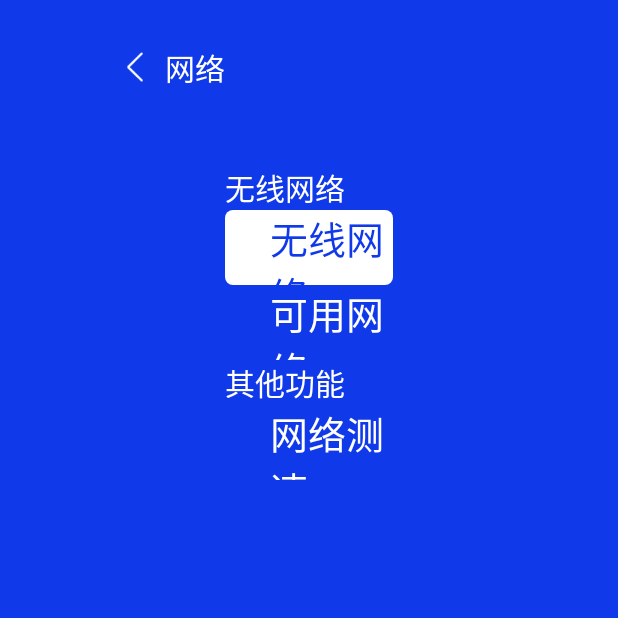
After one commit to yangxin12138/TwdSettings, an Android app: the NetworkActivity screen opened directly, with no data from a screen before it, on a phone screen of 412 x 824 dp, the top half of it. The commit adds this screen. Run offline under Robolectric (Android 15) with nearby library versions, the phone set to English and light mode, and no system bars.

Commit message:
2023.0706：网络主页

```diff
--- a/app/src/main/java/com/twd/twdsettings/MainActivity.java
+++ b/app/src/main/java/com/twd/twdsettings/MainActivity.java
@@ -11,6 +11,7 @@ import android.widget.ImageView;
 import android.widget.LinearLayout;
 import android.widget.TextView;
 
+import com.twd.twdsettings.network.NetworkActivity;
 import com.twd.twdsettings.projection.ProjectionSettingsActivity;
 
 public class MainActivity extends AppCompatActivity implements View.OnFocusChangeListener , View.OnClickListener {
@@ -96,6 +97,7 @@ public class MainActivity extends AppCompatActivity implements View.OnFocusChang
         index_LLAbout.setOnFocusChangeListener(this);
 
         index_LLProjection.setOnClickListener(this);
+        index_LLWifi.setOnClickListener(this);
     }
     @Override
     public void onFocusChange(View v, boolean hasFocus) {
@@ -187,6 +189,9 @@ public class MainActivity extends AppCompatActivity implements View.OnFocusChang
         if (v.getId() == R.id.LL_index_projection){
             intent = new Intent(this, ProjectionSettingsActivity.class);
             startActivity(intent);
+        } else if (v.getId() == R.id.LL_index_wifi) {
+            intent = new Intent(this, NetworkActivity.class);
+            startActivity(intent);
         }
     }
 }
--- /dev/null
+++ b/app/src/main/java/com/twd/twdsettings/network/NetworkActivity.java
@@ -0,0 +1,99 @@
+package com.twd.twdsettings.network;
+
+import androidx.appcompat.app.AppCompatActivity;
+
+import android.os.Bundle;
+import android.view.View;
+import android.widget.ImageView;
+import android.widget.LinearLayout;
+import android.widget.TextView;
+
+import com.twd.twdsettings.R;
+
+public class NetworkActivity extends AppCompatActivity implements View.OnFocusChangeListener, View.OnClickListener {
+
+    private LinearLayout net_LL_wlan;
+    private LinearLayout net_LL_wlanAble;
+    private LinearLayout net_LL_speed;
+
+    private TextView net_tv_wlan;
+    private TextView net_tv_wlanAble;
+    private TextView net_tv_speed;
+
+    private ImageView net_arrow_wlanAble;
+    private ImageView net_arrow_speed;
+
+    @Override
+    protected void onCreate(Bundle savedInstanceState) {
+        super.onCreate(savedInstanceState);
+        setContentView(R.layout.activity_network);
+        initView();
+    }
+
+    private void initView(){
+        net_LL_wlan = findViewById(R.id.net_LL_wlan);
+        net_LL_wlanAble = findViewById(R.id.net_LL_wlanAble);
+        net_LL_speed = findViewById(R.id.net_LL_speed);
+        net_tv_wlan = findViewById(R.id.net_tv_wlan);
+        net_tv_wlanAble = findViewById(R.id.net_tv_wlanAble);
+        net_tv_speed = findViewById(R.id.net_tv_speed);
+        net_arrow_wlanAble = findViewById(R.id.arrow_wlanAble);
+        net_arrow_speed = findViewById(R.id.arrow_speed);
+
+        net_LL_wlan.setFocusable(true);
+        net_LL_wlan.setFocusableInTouchMode(true);
+        net_LL_wlanAble.setFocusable(true);
+        net_LL_wlanAble.setFocusableInTouchMode(true);
+        net_LL_speed.setFocusable(true);
+        net_LL_speed.setFocusableInTouchMode(true);
+
+        net_LL_wlan.setOnFocusChangeListener(this);
+        net_LL_wlanAble.setOnFocusChangeListener(this);
+        net_LL_speed.setOnFocusChangeListener(this);
+
+        net_LL_wlan.setOnClickListener(this);
+        net_LL_wlanAble.setOnClickListener(this);
+        net_LL_speed.setOnClickListener(this);
+
+    }
+
+    @Override
+    public void onClick(View v) {
+
+    }
+
+    @Override
+    public void onFocusChange(View v, boolean hasFocus) {
+        if (hasFocus){
+            changeItem(v);
+        }else {
+            resetItem(v);
+        }
+    }
+
+    private void changeItem(View view){
+        view.setBackgroundResource(R.drawable.bg_sel);
+        if (view.getId() == R.id.net_LL_wlan){
+            net_tv_wlan.setTextColor(getResources().getColor(R.color.sel_blue));
+        } else if (view.getId() == R.id.net_LL_wlanAble) {
+            net_tv_wlanAble.setTextColor(getResources().getColor(R.color.sel_blue));
+            net_arrow_wlanAble.setImageResource(R.drawable.arrow_sel);
+        } else if (view.getId() == R.id.net_LL_speed) {
+            net_tv_speed.setTextColor(getResources().getColor(R.color.sel_blue));
+            net_arrow_speed.setImageResource(R.drawable.arrow_sel);
+        }
+    }
+
+    private void resetItem(View view){
+        view.setBackgroundColor(getResources().getColor(R.color.background_color));
+        if (view.getId() == R.id.net_LL_wlan){
+            net_tv_wlan.setTextColor(getResources().getColor(R.color.white));
+        } else if (view.getId() == R.id.net_LL_wlanAble) {
+            net_tv_wlanAble.setTextColor(getResources().getColor(R.color.white));
+            net_arrow_wlanAble.setImageResource(R.drawable.arrow);
+        } else if (view.getId() == R.id.net_LL_speed) {
+            net_tv_speed.setTextColor(getResources().getColor(R.color.white));
+            net_arrow_speed.setImageResource(R.drawable.arrow);
+        }
+    }
+}
--- /dev/null
+++ b/app/src/main/res/drawable/custom_switch_thumb.xml
@@ -0,0 +1,5 @@
+<?xml version="1.0" encoding="utf-8"?>
+<selector xmlns:android="http://schemas.android.com/apk/res/android">
+    <item android:drawable="@drawable/shape_thumb" android:state_checked="true"/>
+    <item android:drawable="@drawable/shape_thumb" android:state_checked="false"/>
+</selector>
--- /dev/null
+++ b/app/src/main/res/drawable/custom_switch_track.xml
@@ -0,0 +1,5 @@
+<?xml version="1.0" encoding="utf-8"?>
+<selector xmlns:android="http://schemas.android.com/apk/res/android">
+    <item android:drawable="@drawable/shape_track_on" android:state_checked="true"/>
+    <item android:drawable="@drawable/shape_track_off"/>
+</selector>
--- /dev/null
+++ b/app/src/main/res/drawable/shape_thumb.xml
@@ -0,0 +1,8 @@
+<?xml version="1.0" encoding="utf-8"?>
+<shape xmlns:android="http://schemas.android.com/apk/res/android"
+    android:shape="oval">
+    <solid android:color="#C2C2C2"/>
+    <stroke android:width="2dp" android:color="@color/white" />
+    <size android:width="19dp"
+        android:height="19dp"/>
+</shape>
--- /dev/null
+++ b/app/src/main/res/drawable/shape_track_off.xml
@@ -0,0 +1,11 @@
+<?xml version="1.0" encoding="utf-8"?>
+<shape xmlns:android="http://schemas.android.com/apk/res/android"
+    android:shape="rectangle">
+    <size android:width="60dp"
+        android:height="22dp"/>
+    <corners android:radius="15dp"/>
+    <stroke
+        android:width="2dp"
+        android:color="#FFFFFF"/>
+    <solid android:color="@color/grey"/>
+</shape>
--- /dev/null
+++ b/app/src/main/res/drawable/shape_track_on.xml
@@ -0,0 +1,11 @@
+<?xml version="1.0" encoding="utf-8"?>
+<shape xmlns:android="http://schemas.android.com/apk/res/android"
+    android:shape="rectangle">
+    <size android:width="60dp"
+        android:height="22dp"/>
+    <corners android:radius="15dp"/>
+    <stroke
+        android:width="2dp"
+        android:color="#FFFFFF"/>
+    <solid android:color="@color/sel_blue"/>
+</shape>
--- /dev/null
+++ b/app/src/main/res/layout/activity_network.xml
@@ -0,0 +1,122 @@
+<?xml version="1.0" encoding="utf-8"?>
+<LinearLayout xmlns:android="http://schemas.android.com/apk/res/android"
+    xmlns:app="http://schemas.android.com/apk/res-auto"
+    xmlns:tools="http://schemas.android.com/tools"
+    android:layout_width="match_parent"
+    android:layout_height="match_parent"
+    android:orientation="vertical"
+    android:background="@color/background_color"
+    tools:context=".network.NetworkActivity">
+
+    <LinearLayout
+        android:layout_marginTop="30dp"
+        android:layout_width="match_parent"
+        android:layout_height="wrap_content"
+        android:orientation="horizontal">
+        <ImageView
+            android:layout_width="20dp"
+            android:layout_height="20dp"
+            android:src="@drawable/arrow_back_white"
+            android:layout_marginStart="80dp"
+            android:layout_gravity="center_vertical"/>
+        <TextView
+            android:text="网络"
+            android:textColor="@color/white"
+            android:textSize="20sp"
+            android:layout_width="50dp"
+            android:layout_height="wrap_content"
+            android:layout_marginStart="10dp"
+            android:layout_gravity="center_vertical"/>
+    </LinearLayout>
+
+    <LinearLayout
+        android:layout_width="match_parent"
+        android:layout_height="wrap_content"
+        android:paddingStart="150dp"
+        android:paddingTop="50dp"
+        android:paddingEnd="150dp"
+        android:orientation="vertical">
+        <TextView
+            android:text="无线网络"
+            android:textSize="20sp"
+            android:textColor="@color/white"
+            android:layout_width="match_parent"
+            android:layout_height="wrap_content"/>
+        <LinearLayout
+            android:id="@+id/net_LL_wlan"
+            android:orientation="horizontal"
+            android:layout_width="match_parent"
+            android:layout_height="50dp">
+            <TextView
+                android:id="@+id/net_tv_wlan"
+                android:text="无线网络"
+                android:textSize="25sp"
+                android:textColor="@color/white"
+                android:layout_width="100dp"
+                android:layout_height="wrap_content"
+                android:layout_gravity="center_vertical"
+                android:layout_marginStart="30dp"/>
+            <Switch
+                android:layout_marginStart="450dp"
+                android:layout_width="wrap_content"
+                android:layout_height="wrap_content"
+                android:thumb="@drawable/custom_switch_thumb"
+                android:thumbTextPadding="2dp"
+                app:switchMinWidth="60dp"
+                android:checked="true"
+                android:track="@drawable/custom_switch_track"
+                android:layout_gravity="center_vertical"
+                />
+        </LinearLayout>
+        <LinearLayout
+            android:id="@+id/net_LL_wlanAble"
+            android:orientation="horizontal"
+            android:layout_width="match_parent"
+            android:layout_height="50dp">
+            <TextView
+                android:id="@+id/net_tv_wlanAble"
+                android:text="可用网络"
+                android:textSize="25sp"
+                android:textColor="@color/white"
+                android:layout_width="100dp"
+                android:layout_height="wrap_content"
+                android:layout_gravity="center_vertical"
+                android:layout_marginStart="30dp"/>
+            <ImageView
+                android:id="@+id/arrow_wlanAble"
+                android:src="@drawable/arrow"
+                android:layout_marginStart="470dp"
+                android:layout_width="20dp"
+                android:layout_height="20dp"
+                android:layout_gravity="center_vertical"/>
+        </LinearLayout>
+        <TextView
+            android:text="其他功能"
+            android:textSize="20sp"
+            android:textColor="@color/white"
+            android:layout_width="match_parent"
+            android:layout_height="wrap_content"/>
+        <LinearLayout
+            android:id="@+id/net_LL_speed"
+            android:orientation="horizontal"
+            android:layout_width="match_parent"
+            android:layout_height="50dp">
+            <TextView
+                android:id="@+id/net_tv_speed"
+                android:text="网络测速"
+                android:textSize="25sp"
+                android:textColor="@color/white"
+                android:layout_width="100dp"
+                android:layout_height="wrap_content"
+                android:layout_gravity="center_vertical"
+                android:layout_marginStart="30dp"/>
+            <ImageView
+                android:id="@+id/arrow_speed"
+                android:src="@drawable/arrow"
+                android:layout_marginStart="470dp"
+                android:layout_width="20dp"
+                android:layout_height="20dp"
+                android:layout_gravity="center_vertical"/>
+        </LinearLayout>
+    </LinearLayout>
+</LinearLayout>
```
Also changed, not shown: app/src/main/AndroidManifest.xml (+15 -9 lines), app/src/main/res/drawable/arrow_back_white.png (added).
